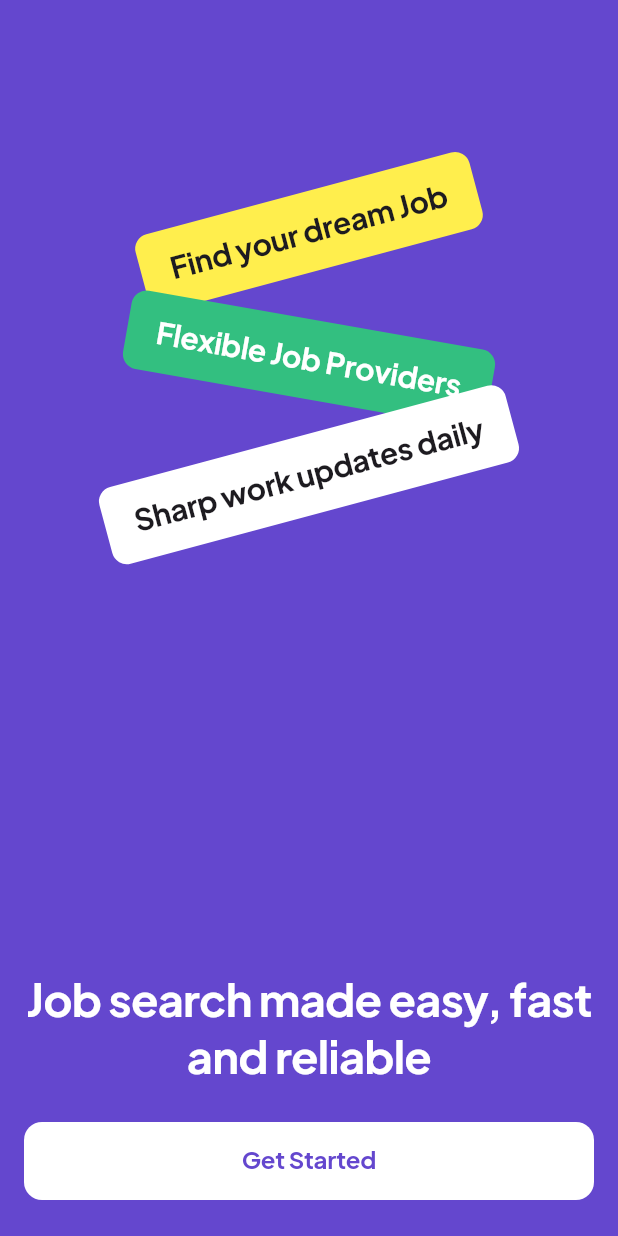
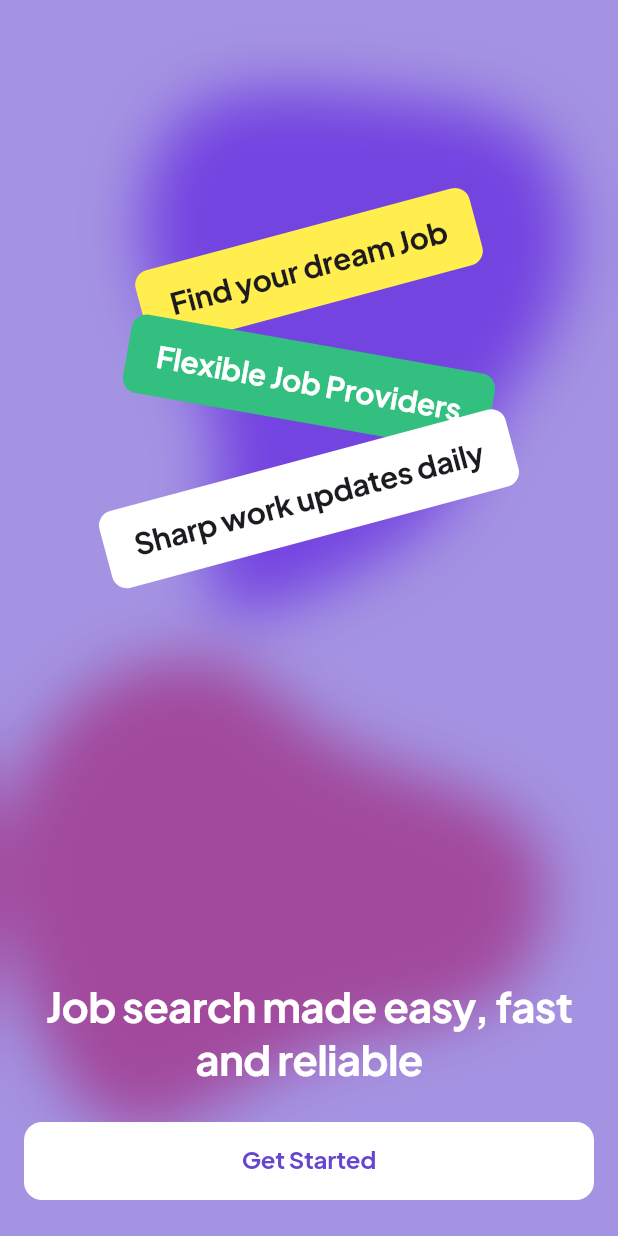
Before and after one commit to sam-shot/sharp_work, a Flutter app: the screen it shows after launch, on a phone screen of 412 x 824 dp. Run offline on Flutter 3.47's test engine with Material 3 defaults, Android fonts, the phone set to English and light mode, and no system bars; our stand-ins replace flutter_svg, gap, vector_graphics.

Commit message:
worked on the onboarding view

```diff
--- a/lib/main.dart
+++ b/lib/main.dart
@@ -1,5 +1,4 @@
 import 'package:flutter/material.dart';
-import 'package:sharp_work/ui/theme/theme.dart';
 import 'package:sharp_work/ui/ui.dart';
 
 void main() {
--- a/lib/ui/shared/shared.dart
+++ b/lib/ui/shared/shared.dart
@@ -1,6 +1,8 @@
 library;
 
 export './components/onboarding_banner.dart';
+export './constants/assets.gen.dart';
+export './constants/fonts.gen.dart';
 export './constants/sharp_border_radius.dart';
 export './constants/sharp_padding.dart';
 export './constants/sharp_spacing.dart';
--- a/lib/ui/theme/theme.dart
+++ b/lib/ui/theme/theme.dart
@@ -5,12 +5,12 @@ class SharpTheme {
     fontFamily: 'Jakarta',
     textTheme: TextTheme(
       headlineLarge: sharpTextStyle.copyWith(
-        fontSize: 30,
+        fontSize: 28,
         fontWeight: FontWeight.w700,
         letterSpacing: -0.5,
       ),
       headlineMedium: sharpTextStyle.copyWith(
-        fontSize: 30,
+        fontSize: 28,
         fontWeight: FontWeight.w500,
         letterSpacing: -0.5,
       ),
--- a/lib/ui/views/onboarding/onboarding_view.dart
+++ b/lib/ui/views/onboarding/onboarding_view.dart
@@ -1,4 +1,5 @@
 import 'dart:math';
+import 'dart:ui';
 
 import 'package:flutter/material.dart';
 import 'package:sharp_work/ui/ui.dart';
@@ -9,13 +10,43 @@ class OnboardingView extends StatelessWidget {
   @override
   Widget build(BuildContext context) {
     return Scaffold(
-      backgroundColor: context.primaryColor,
-      body: Padding(
+      backgroundColor: context.white,
+      body: Stack(
+        children: [
+          Positioned(
+            top: 0,
+            left: 0,
+            child: Assets.svg.blob1.svg(
+              height: 500,
+            ),
+          ),
+          Positioned(
+            right: 0,
+            bottom: 0,
+            child: Assets.svg.blob2.svg(
+              height: 500,
+            ),
+          ),
+          Positioned.fill(
+            child: BackdropFilter(
+              filter: ImageFilter.blur(
+                sigmaX: 20,
+                sigmaY: 20,
+              ),
+              child: SizedBox(),
+            ),
+          ),
+          DecoratedBox(
+            decoration: BoxDecoration(
+              color: context.primaryColor.withAlpha(150),
+            ),
+            child: Padding(
               padding: SharpPadding.horizontalPadding16,
               child: Column(
                 mainAxisAlignment: MainAxisAlignment.center,
                 children: [
                   SharpSpacing.xxxLarge,
+                  SharpSpacing.large,
                   SharpSpacing.xxxLarge,
                   Transform.rotate(
                     angle: -pi / 12,
@@ -24,7 +55,7 @@ class OnboardingView extends StatelessWidget {
                       color: context.yellow,
                     ),
                   ),
-            SharpSpacing.xLarge,
+                  SharpSpacing.large,
                   Transform.rotate(
                     angle: pi / 18,
                     child: OnboardingBanner(
@@ -70,6 +101,9 @@ class OnboardingView extends StatelessWidget {
                 ],
               ),
             ),
+          ),
+        ],
+      ),
     );
   }
 }
```
Also changed, not shown: lib/ui/shared/constants/assets.gen.dart (added, +130 -0 lines), lib/ui/shared/constants/fonts.gen.dart (added, +15 -0 lines), pubspec.yaml (+9 -0 lines), assets/svg/blob2.svg (added), pubspec.lock. Lines whose indentation alone changed are shown as unchanged.
